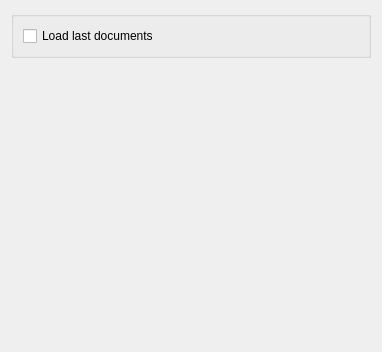
Before: the Qt Designer form src/documents_settings_form.ui in denprog/yutovo-desktop, drawn with Qt 5.
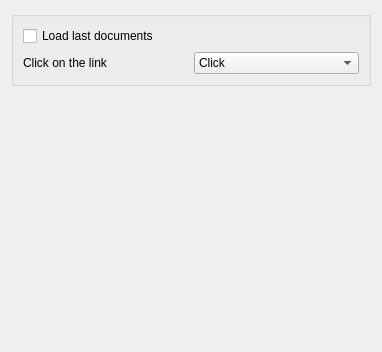
After: the same form once the commit is applied.

Commit message: Add link click flag and update tooltips.

The edit to the form file:
```diff
--- a/src/documents_settings_form.ui
+++ b/src/documents_settings_form.ui
@@ -31,6 +31,31 @@
             </property>
            </widget>
           </item>
+          <item>
+           <layout class="QHBoxLayout" name="horizontalLayout">
+            <item>
+             <widget class="QLabel" name="label">
+              <property name="text">
+               <string>Click on the link</string>
+              </property>
+             </widget>
+            </item>
+            <item>
+             <widget class="QComboBox" name="click_link">
+              <item>
+               <property name="text">
+                <string>Click</string>
+               </property>
+              </item>
+              <item>
+               <property name="text">
+                <string>Ctrl+Click</string>
+               </property>
+              </item>
+             </widget>
+            </item>
+           </layout>
+          </item>
          </layout>
         </item>
        </layout>
```
The commit also changes 8 other files.
